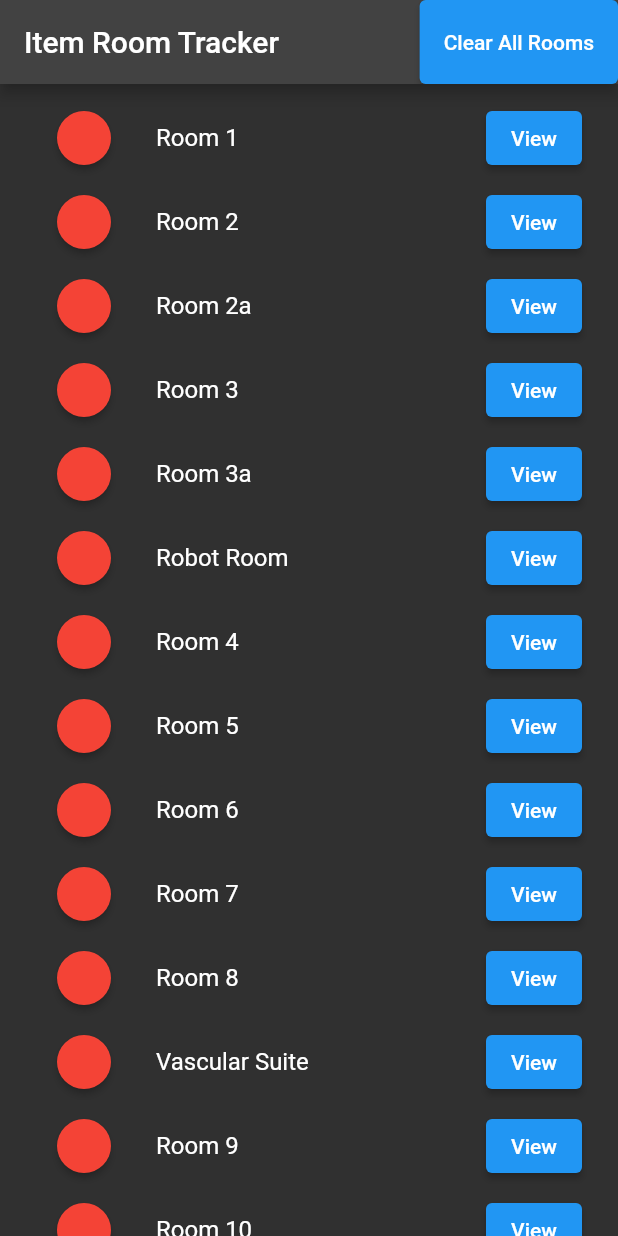
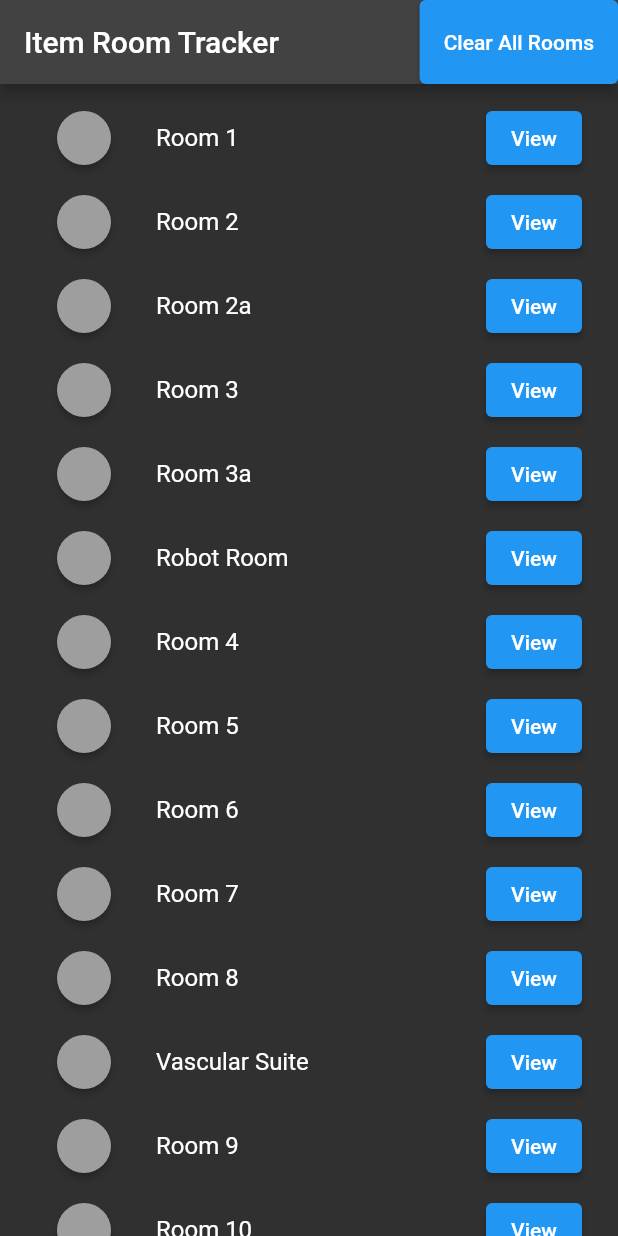
Before and after one commit to Ymit24/room-item-tracker-app, a Flutter app: the screen it shows after launch, on a phone screen of 412 x 824 dp. Run offline on Flutter 3.47's test engine with Material 2 defaults, Android fonts, the phone set to English and light mode, and no system bars; our stand-ins replace flutter_hooks, hooks_riverpod; project files that could hold a hidden picture were left out.

Commit message:
Changed room status to enum

```diff
--- a/lib/models/room.dart
+++ b/lib/models/room.dart
@@ -2,22 +2,40 @@ import 'dart:convert';
 
 import 'room_item.dart';
 
+enum RoomStatus { Checked, Unchecked, Unknown }
+
+extension RoomStatusExt on RoomStatus {
+  RoomStatus nextToggleState() {
+    switch (this) {
+      case RoomStatus.Checked:
+        return RoomStatus.Unchecked;
+      case RoomStatus.Unchecked:
+        return RoomStatus.Unknown;
+      case RoomStatus.Unknown:
+        return RoomStatus.Checked;
+      default:
+        return RoomStatus.Checked;
+    }
+  }
+}
+
 class Room {
   final int id;
   final String name;
-  bool status;
+  RoomStatus status;
   final List<RoomItem> presentItems;
 
-  Room(
-      {required this.id,
-      required this.name,
-      required this.status,
-      required this.presentItems});
+  Room({
+    required this.id,
+    required this.name,
+    required this.presentItems,
+    this.status = RoomStatus.Unknown,
+  });
 
   Room.fromJson(Map<String, dynamic> json)
       : id = json['id'],
         name = json['name'],
-        status = json['status'],
+        status = RoomStatus.values[json['status']],
         presentItems = (jsonDecode(json['presentItems']) as List)
             .map((raw) => RoomItem.fromJson(raw))
             .toList();
@@ -25,12 +43,15 @@ class Room {
   Map<String, dynamic> toJson() => {
         'id': id,
         'name': name,
-        'status': status,
+        'status': status.index,
         'presentItems': jsonEncode(presentItems),
       };
 
   Room copyWith(
-      {int? id, String? name, bool? status, List<RoomItem>? presentItems}) {
+      {int? id,
+      String? name,
+      RoomStatus? status,
+      List<RoomItem>? presentItems}) {
     return Room(
         id: id ?? this.id,
         name: name ?? this.name,
--- a/lib/pages/rooms/widgets/room_entry.dart
+++ b/lib/pages/rooms/widgets/room_entry.dart
@@ -12,13 +12,18 @@ class RoomEntry extends HookConsumerWidget {
   @override
   Widget build(BuildContext context, WidgetRef ref) {
     final room = ref.watch(roomsProvider.notifier).getRoom(roomId)!;
+    var statusColor = room.status == RoomStatus.Checked
+        ? Colors.green
+        : room.status == RoomStatus.Unchecked
+            ? Colors.red
+            : Colors.grey;
     return ListTile(
       title: Text(room.name),
       leading: ElevatedButton(
         child: null,
         style: ElevatedButton.styleFrom(
           shape: const CircleBorder(),
-          backgroundColor: room.status ? Colors.green : Colors.red,
+          backgroundColor: statusColor,
         ),
         onPressed: () => toggleRoomStatus(ref),
       ),
```
Also changed, not shown: lib/main.dart (+6 -2 lines), lib/models/seed_models.dart (+26 -26 lines).
